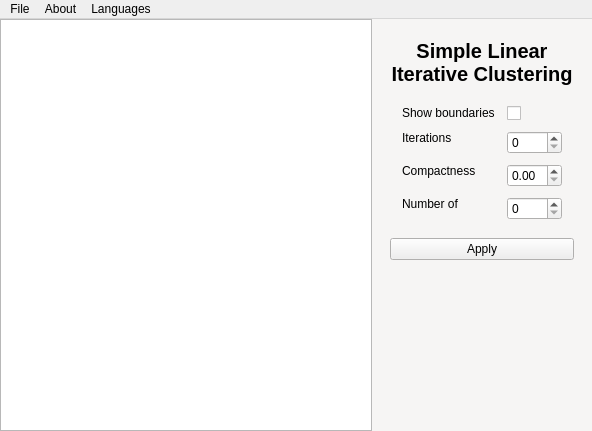
The window that src/window.ui (progmee/SLIC_App) describes before a commit, drawn with Qt 5.
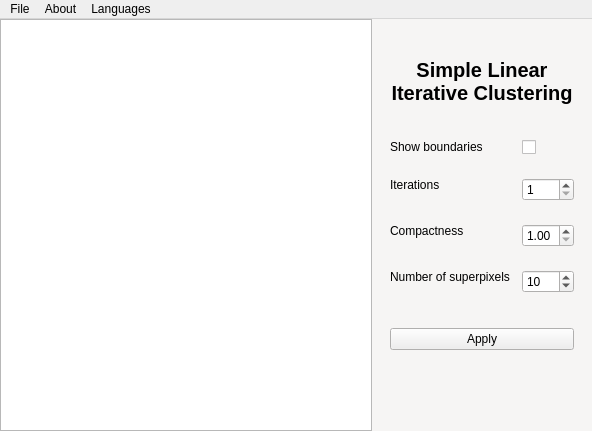
The same window after the commit. Custom widgets are drawn as their Qt base class.

Commit message: UI Patch and input fields read

```diff
--- a/src/window.ui
+++ b/src/window.ui
@@ -82,7 +82,7 @@
       </property>
       <property name="minimumSize">
        <size>
-        <width>200</width>
+        <width>210</width>
         <height>400</height>
        </size>
       </property>
@@ -145,12 +145,25 @@
        <item>
         <widget class="QWidget" name="PropertiesWidget" native="true">
          <property name="sizePolicy">
-          <sizepolicy hsizetype="Preferred" vsizetype="Expanding">
+          <sizepolicy hsizetype="Expanding" vsizetype="Expanding">
            <horstretch>0</horstretch>
            <verstretch>0</verstretch>
           </sizepolicy>
          </property>
-         <layout class="QVBoxLayout" name="verticalLayout_2" stretch="1,0,1,3">
+         <layout class="QVBoxLayout" name="verticalLayout_2" stretch="1,2,1,8,1,1,3">
+          <item>
+           <spacer name="VerticalSpacer_2">
+            <property name="orientation">
+             <enum>Qt::Orientation::Vertical</enum>
+            </property>
+            <property name="sizeHint" stdset="0">
+             <size>
+              <width>20</width>
+              <height>40</height>
+             </size>
+            </property>
+           </spacer>
+          </item>
           <item>
            <widget class="QLabel" name="ParamsLabel">
             <property name="sizePolicy">
@@ -188,10 +201,23 @@
             </property>
            </widget>
           </item>
+          <item>
+           <spacer name="VerticalSpacer_3">
+            <property name="orientation">
+             <enum>Qt::Orientation::Vertical</enum>
+            </property>
+            <property name="sizeHint" stdset="0">
+             <size>
+              <width>20</width>
+              <height>40</height>
+             </size>
+            </property>
+           </spacer>
+          </item>
           <item>
            <layout class="QFormLayout" name="FormLayout">
             <property name="sizeConstraint">
-             <enum>QLayout::SizeConstraint::SetFixedSize</enum>
+             <enum>QLayout::SizeConstraint::SetNoConstraint</enum>
             </property>
             <property name="fieldGrowthPolicy">
              <enum>QFormLayout::FieldGrowthPolicy::AllNonFixedFieldsGrow</enum>
@@ -209,21 +235,21 @@
              <number>12</number>
             </property>
             <property name="verticalSpacing">
-             <number>10</number>
+             <number>15</number>
             </property>
             <property name="leftMargin">
-             <number>12</number>
+             <number>0</number>
             </property>
             <property name="topMargin">
-             <number>12</number>
+             <number>0</number>
             </property>
             <property name="rightMargin">
-             <number>12</number>
+             <number>0</number>
             </property>
             <property name="bottomMargin">
-             <number>12</number>
+             <number>0</number>
             </property>
-            <item row="1" column="0">
+            <item row="0" column="0">
              <widget class="QLabel" name="BoundariesLabel">
               <property name="sizePolicy">
                <sizepolicy hsizetype="Preferred" vsizetype="Fixed">
@@ -242,112 +268,8 @@
               </property>
              </widget>
             </item>
-            <item row="2" column="0">
-             <widget class="QLabel" name="IterationsLabel">
-              <property name="sizePolicy">
-               <sizepolicy hsizetype="Preferred" vsizetype="Fixed">
-                <horstretch>0</horstretch>
-                <verstretch>0</verstretch>
-               </sizepolicy>
-              </property>
-              <property name="text">
-               <string>Iterations</string>
-              </property>
-              <property name="wordWrap">
-               <bool>true</bool>
-              </property>
-             </widget>
-            </item>
-            <item row="2" column="1">
-             <widget class="QSpinBox" name="SpinBox2">
-              <property name="sizePolicy">
-               <sizepolicy hsizetype="Minimum" vsizetype="Preferred">
-                <horstretch>0</horstretch>
-                <verstretch>0</verstretch>
-               </sizepolicy>
-              </property>
-              <property name="font">
-               <font>
-                <kerning>true</kerning>
-               </font>
-              </property>
-             </widget>
-            </item>
-            <item row="3" column="0">
-             <widget class="QLabel" name="Compactness">
-              <property name="sizePolicy">
-               <sizepolicy hsizetype="Preferred" vsizetype="Fixed">
-                <horstretch>0</horstretch>
-                <verstretch>0</verstretch>
-               </sizepolicy>
-              </property>
-              <property name="text">
-               <string>Compactness</string>
-              </property>
-              <property name="wordWrap">
-               <bool>true</bool>
-              </property>
-              <property name="margin">
-               <number>1</number>
-              </property>
-             </widget>
-            </item>
-            <item row="3" column="1">
-             <widget class="QDoubleSpinBox" name="DoubleSpinBox">
-              <property name="sizePolicy">
-               <sizepolicy hsizetype="Minimum" vsizetype="Fixed">
-                <horstretch>0</horstretch>
-                <verstretch>0</verstretch>
-               </sizepolicy>
-              </property>
-              <property name="font">
-               <font>
-                <kerning>true</kerning>
-               </font>
-              </property>
-             </widget>
-            </item>
-            <item row="4" column="0">
-             <widget class="QLabel" name="PixelsLabel">
-              <property name="sizePolicy">
-               <sizepolicy hsizetype="Minimum" vsizetype="Fixed">
-                <horstretch>0</horstretch>
-                <verstretch>0</verstretch>
-               </sizepolicy>
-              </property>
-              <property name="font">
-               <font>
-                <kerning>true</kerning>
-               </font>
-              </property>
-              <property name="text">
-               <string>Number of superpixels (K)</string>
-              </property>
-              <property name="wordWrap">
-               <bool>true</bool>
-              </property>
-              <property name="margin">
-               <number>1</number>
-              </property>
-             </widget>
-            </item>
-            <item row="4" column="1">
-             <widget class="QSpinBox" name="SpinBox">
-              <property name="sizePolicy">
-               <sizepolicy hsizetype="Minimum" vsizetype="Preferred">
-                <horstretch>0</horstretch>
-                <verstretch>0</verstretch>
-               </sizepolicy>
-              </property>
-              <property name="font">
-               <font>
-                <kerning>true</kerning>
-               </font>
-              </property>
-             </widget>
-            </item>
-            <item row="1" column="1">
-             <widget class="QCheckBox" name="CheckBox">
+            <item row="0" column="1">
+             <widget class="QCheckBox" name="BoundariesBox">
               <property name="sizePolicy">
                <sizepolicy hsizetype="Preferred" vsizetype="Preferred">
                 <horstretch>0</horstretch>
@@ -371,8 +293,162 @@
               </property>
              </widget>
             </item>
+            <item row="1" column="0">
+             <widget class="QLabel" name="IterationsLabel">
+              <property name="sizePolicy">
+               <sizepolicy hsizetype="Preferred" vsizetype="Fixed">
+                <horstretch>0</horstretch>
+                <verstretch>0</verstretch>
+               </sizepolicy>
+              </property>
+              <property name="text">
+               <string>Iterations</string>
+              </property>
+              <property name="wordWrap">
+               <bool>true</bool>
+              </property>
+             </widget>
+            </item>
+            <item row="1" column="1">
+             <widget class="QSpinBox" name="IterationsBox">
+              <property name="sizePolicy">
+               <sizepolicy hsizetype="Minimum" vsizetype="Preferred">
+                <horstretch>0</horstretch>
+                <verstretch>0</verstretch>
+               </sizepolicy>
+              </property>
+              <property name="font">
+               <font>
+                <kerning>true</kerning>
+               </font>
+              </property>
+              <property name="minimum">
+               <number>1</number>
+              </property>
+              <property name="maximum">
+               <number>20</number>
+              </property>
+              <property name="value">
+               <number>1</number>
+              </property>
+             </widget>
+            </item>
+            <item row="2" column="0">
+             <widget class="QLabel" name="Compactness">
+              <property name="sizePolicy">
+               <sizepolicy hsizetype="Preferred" vsizetype="Fixed">
+                <horstretch>0</horstretch>
+                <verstretch>0</verstretch>
+               </sizepolicy>
+              </property>
+              <property name="text">
+               <string>Compactness</string>
+              </property>
+              <property name="wordWrap">
+               <bool>true</bool>
+              </property>
+              <property name="margin">
+               <number>1</number>
+              </property>
+             </widget>
+            </item>
+            <item row="2" column="1">
+             <widget class="QDoubleSpinBox" name="CompactnessBox">
+              <property name="sizePolicy">
+               <sizepolicy hsizetype="Minimum" vsizetype="Fixed">
+                <horstretch>0</horstretch>
+                <verstretch>0</verstretch>
+               </sizepolicy>
+              </property>
+              <property name="font">
+               <font>
+                <underline>false</underline>
+                <kerning>true</kerning>
+               </font>
+              </property>
+              <property name="minimum">
+               <double>1.000000000000000</double>
+              </property>
+              <property name="maximum">
+               <double>40.000000000000000</double>
+              </property>
+              <property name="value">
+               <double>1.000000000000000</double>
+              </property>
+             </widget>
+            </item>
+            <item row="3" column="0">
+             <widget class="QLabel" name="PixelsLabel">
+              <property name="sizePolicy">
+               <sizepolicy hsizetype="Maximum" vsizetype="Fixed">
+                <horstretch>0</horstretch>
+                <verstretch>0</verstretch>
+               </sizepolicy>
+              </property>
+              <property name="minimumSize">
+               <size>
+                <width>0</width>
+                <height>0</height>
+               </size>
+              </property>
+              <property name="font">
+               <font>
+                <kerning>true</kerning>
+               </font>
+              </property>
+              <property name="text">
+               <string>Number of superpixels</string>
+              </property>
+              <property name="wordWrap">
+               <bool>false</bool>
+              </property>
+              <property name="margin">
+               <number>1</number>
+              </property>
+             </widget>
+            </item>
+            <item row="3" column="1">
+             <widget class="QSpinBox" name="PixelsBox">
+              <property name="sizePolicy">
+               <sizepolicy hsizetype="Expanding" vsizetype="Expanding">
+                <horstretch>0</horstretch>
+                <verstretch>0</verstretch>
+               </sizepolicy>
+              </property>
+              <property name="font">
+               <font>
+                <kerning>true</kerning>
+               </font>
+              </property>
+              <property name="wrapping">
+               <bool>true</bool>
+              </property>
+              <property name="minimum">
+               <number>10</number>
+              </property>
+              <property name="maximum">
+               <number>500</number>
+              </property>
+              <property name="value">
+               <number>10</number>
+              </property>
+             </widget>
+            </item>
            </layout>
           </item>
+          <item>
+           <spacer name="VerticalSpacer_4">
+            <property name="orientation">
+             <enum>Qt::Orientation::Vertical</enum>
+            </property>
+            <property name="sizeHint" stdset="0">
+             <size>
+              <width>20</width>
+              <height>40</height>
+             </size>
+            </property>
+           </spacer>
+          </item>
           <item>
            <widget class="QPushButton" name="ApplyButton">
             <property name="sizePolicy">
```
The commit also changes 5 other files.
